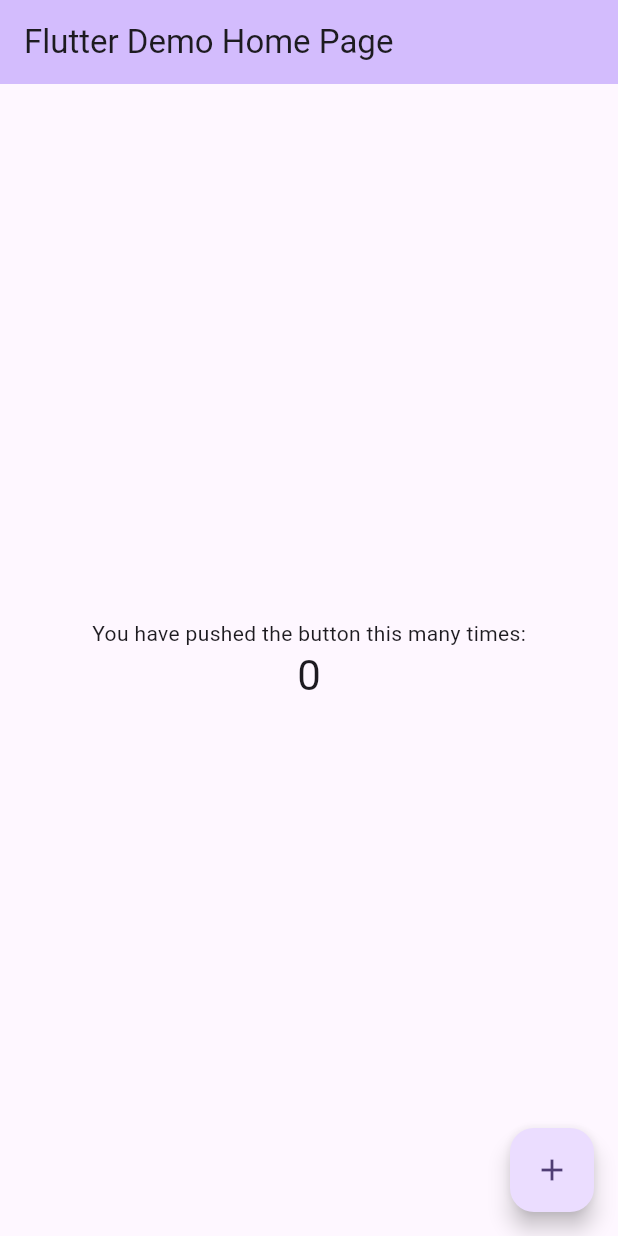
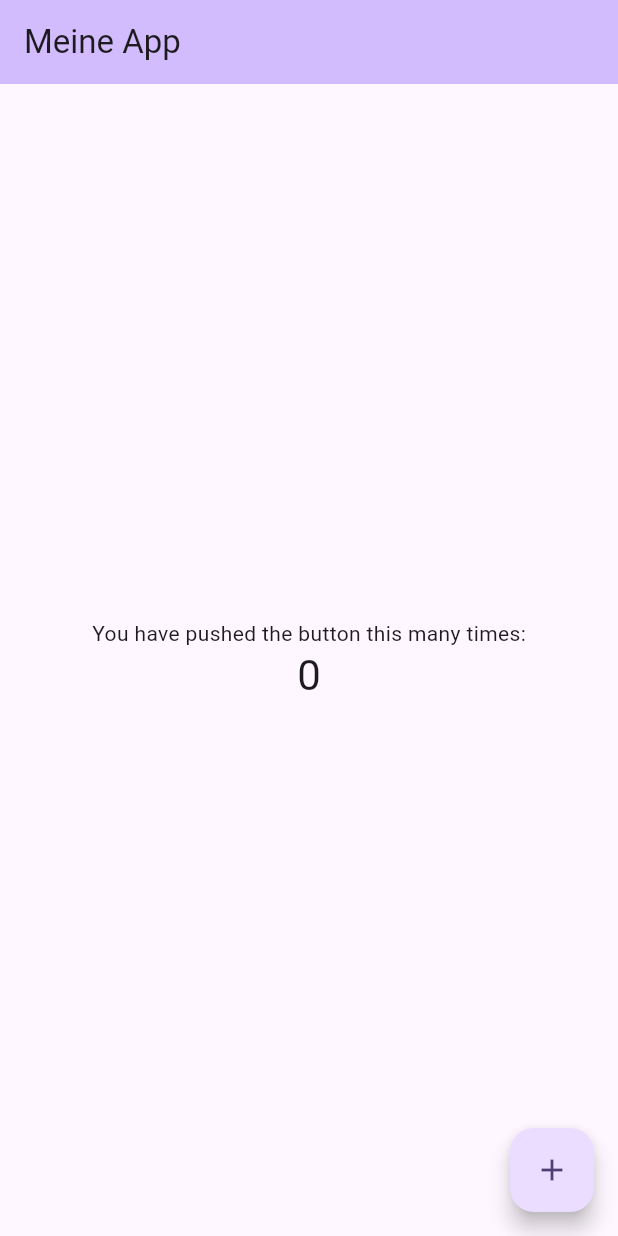
Before and after one commit to ArturGuenter/japan_reise, a Flutter app: the screen it shows after launch, on a phone screen of 412 x 824 dp. Run offline on Flutter 3.47's test engine with Material 3 defaults, Android fonts, the phone set to English and light mode, and no system bars.

Commit message:
- titel geändert

```diff
--- a/lib/main.dart
+++ b/lib/main.dart
@@ -30,7 +30,7 @@ class MyApp extends StatelessWidget {
         // tested with just a hot reload.
         colorScheme: ColorScheme.fromSeed(seedColor: Colors.deepPurple),
       ),
-      home: const MyHomePage(title: 'Flutter Demo Home Page'),
+      home: const MyHomePage(title: 'Meine App'),
     );
   }
 }
```
